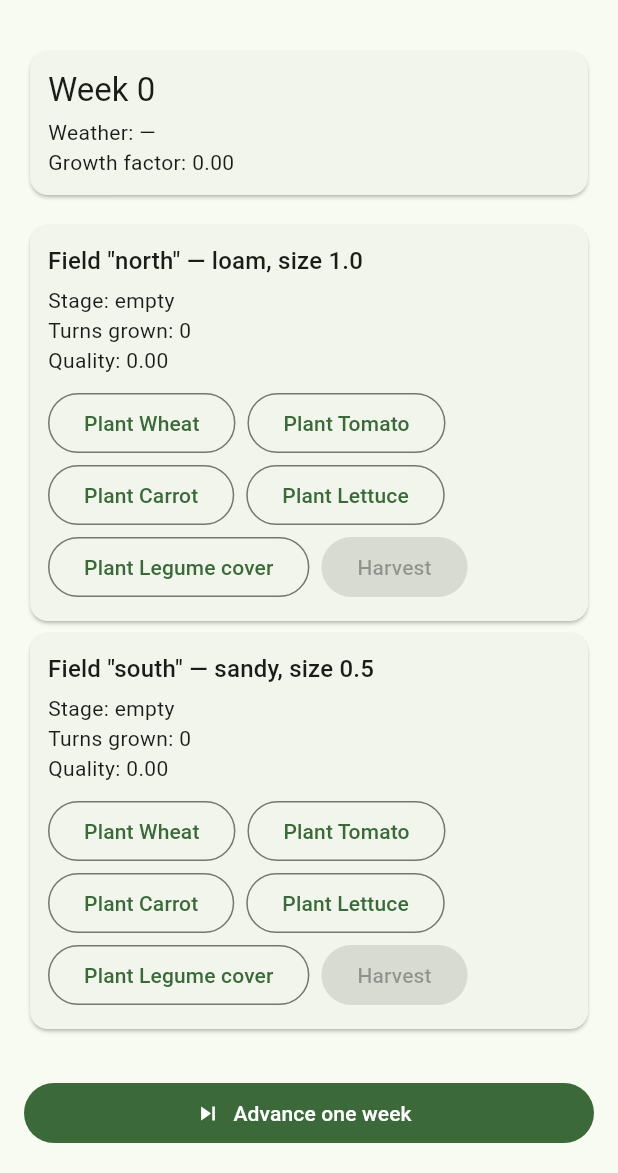
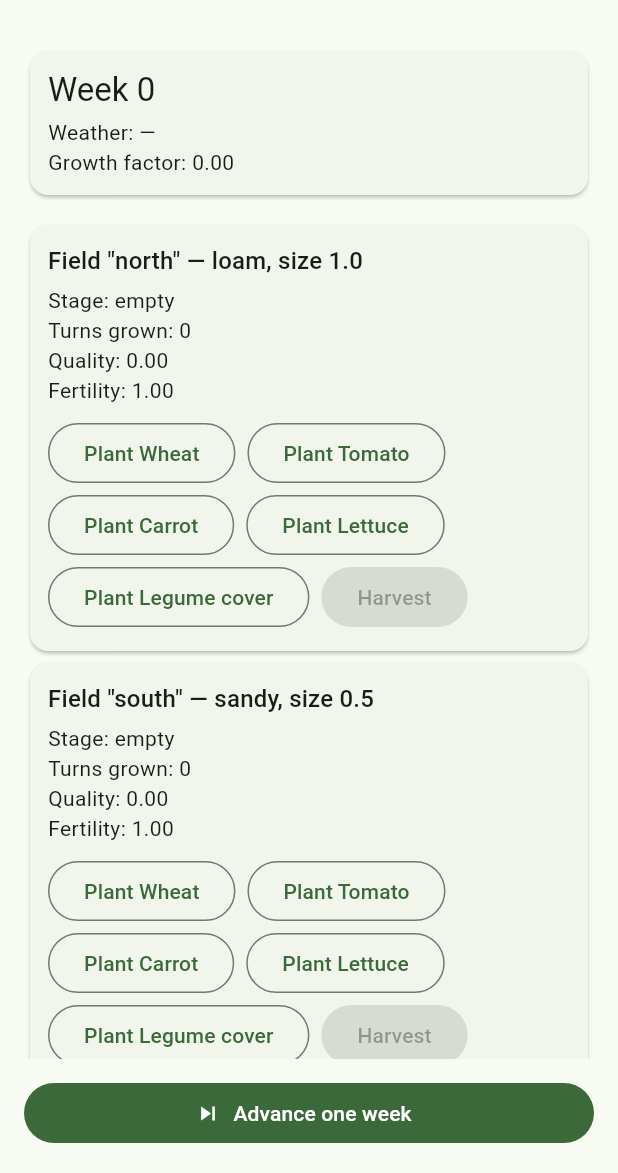
Before and after one commit to OksigeniaSL/oksigenia-farmkit, a Flutter app: the screen it shows after launch, on a phone screen of 412 x 824 dp, the part 63-1236 px from its top. Run offline on Flutter 3.47's test engine with Material 3 defaults, Android fonts, the phone set to English and light mode, and no system bars.

Commit message:
example: surface fertility and rotation streak in the demo
The bundled example app was the canonical 'this is what the kit
looks like in practice' artifact. With 0.2.0 it was technically
correct but visually dishonest — fertility and family rotation are
the marquee 0.2 features, and the demo never showed them.

Added per-field readouts of `fertility` and `lastHarvestedFamily`
plus a streak indicator (deep-orange text once mono-culture starts
stacking). No new behaviour, just exposing what the engine already
tracks.

```diff
--- a/example/lib/main.dart
+++ b/example/lib/main.dart
@@ -158,6 +158,17 @@ class _FieldCard extends StatelessWidget {
             Text('Stage: ${field.growthStage.name}'),
             Text('Turns grown: ${field.turnsGrown}'),
             Text('Quality: ${field.quality.toStringAsFixed(2)}'),
+            Text('Fertility: ${field.fertility.toStringAsFixed(2)}'),
+            if (field.lastHarvestedFamily != null)
+              Text(
+                'Last family: ${field.lastHarvestedFamily!.name}'
+                '${field.consecutiveSameFamily > 0 ? '  (streak ${field.consecutiveSameFamily + 1})' : ''}',
+                style: TextStyle(
+                  color: field.consecutiveSameFamily > 0
+                      ? Colors.deepOrange
+                      : null,
+                ),
+              ),
             const SizedBox(height: 8),
             Wrap(
               spacing: 8,
```
